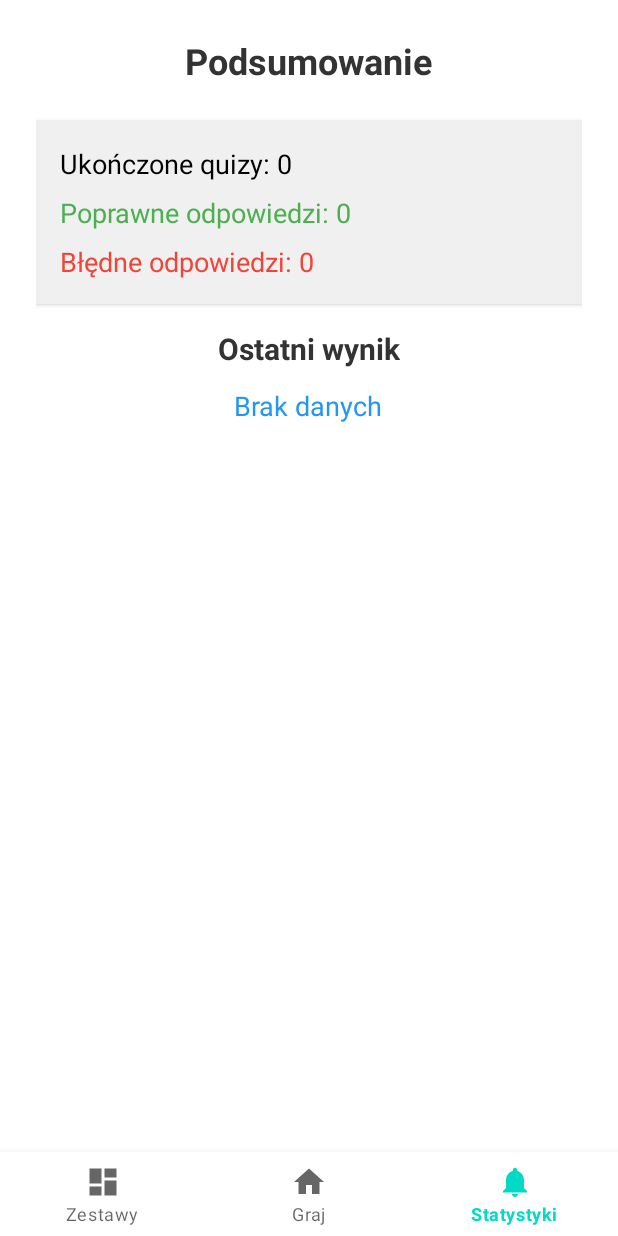
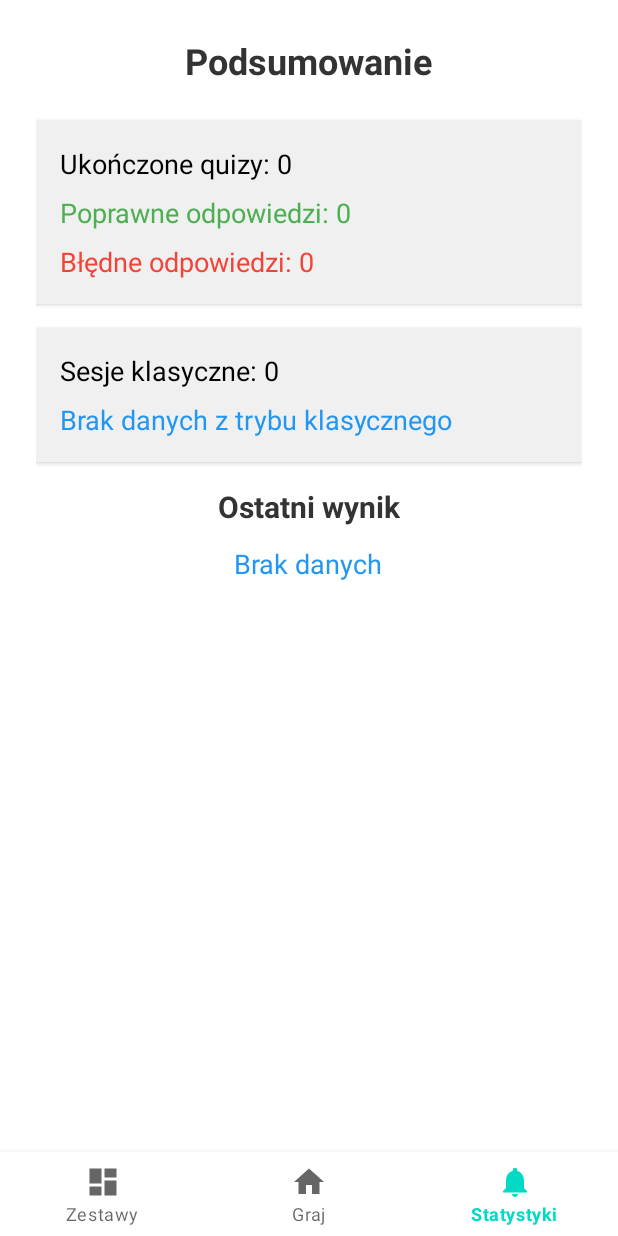
Before and after one commit to s24267-pj/FlashcardSystent, an Android app: the screen it shows after launch (MainActivity), item 3 of the bottom bar chosen, on a phone screen of 412 x 824 dp. Run offline under Robolectric (Android 15) with nearby library versions, the phone set to English and light mode, and no system bars; our stand-ins replace Room's generated code, navigation-ui.

Commit message:
add to statistics

```diff
--- a/app/src/main/java/com/example/flashcardsystent/data/AppDatabase.java
+++ b/app/src/main/java/com/example/flashcardsystent/data/AppDatabase.java
@@ -9,7 +9,11 @@ import androidx.room.Database;   // Room annotation defining tables
 import androidx.room.Room;       // database builder
 import androidx.room.RoomDatabase; // base class for Room databases
 
-@Database(entities = {Deck.class, Card.class, QuizResult.class}, version = 5)
+// New entity and DAO for classic learning results
+import com.example.flashcardsystent.data.ClassicResult;
+import com.example.flashcardsystent.data.ClassicResultDao;
+
+@Database(entities = {Deck.class, Card.class, QuizResult.class, ClassicResult.class}, version = 6)
 public abstract class AppDatabase extends RoomDatabase {
 
     /** Singleton instance of the database */
@@ -19,6 +23,8 @@ public abstract class AppDatabase extends RoomDatabase {
     public abstract CardDao cardDao();
 
     public abstract QuizResultDao quizResultDao();
+
+    public abstract ClassicResultDao classicResultDao();
 
     /**
      * Returns the single database instance creating it if necessary.
@@ -31,7 +37,7 @@ public abstract class AppDatabase extends RoomDatabase {
                             AppDatabase.class,
                             "flashcards-db"
                     )
-                    .fallbackToDestructiveMigrationFrom() // drop tables on incompatible schema
+                    .fallbackToDestructiveMigration() // drop tables on incompatible schema
                     .build();
         }
         return INSTANCE;
--- /dev/null
+++ b/app/src/main/java/com/example/flashcardsystent/data/ClassicResultDao.java
@@ -0,0 +1,20 @@
+package com.example.flashcardsystent.data;
+
+/**
+ * DAO for persisting classic learning session results.
+ */
+
+import androidx.lifecycle.LiveData;
+import androidx.room.Dao;
+import androidx.room.Insert;
+import androidx.room.Query;
+import java.util.List;
+
+@Dao
+public interface ClassicResultDao {
+    @Insert
+    void insert(ClassicResult result);
+
+    @Query("SELECT * FROM ClassicResult ORDER BY timestamp DESC")
+    LiveData<List<ClassicResult>> getAllResults();
+}
--- a/app/src/main/java/com/example/flashcardsystent/data/DeckDao.java
+++ b/app/src/main/java/com/example/flashcardsystent/data/DeckDao.java
@@ -27,4 +27,8 @@ public interface DeckDao {
     @Query("SELECT * FROM Deck")
     List<Deck> getAll(); // synchronous query
 
+    @Query("SELECT * FROM Deck WHERE id = :id LIMIT 1")
+    Deck getById(int id); // fetch single deck
+
+
 }
--- a/app/src/main/java/com/example/flashcardsystent/ui/summary/SummaryFragment.java
+++ b/app/src/main/java/com/example/flashcardsystent/ui/summary/SummaryFragment.java
@@ -6,6 +6,7 @@ package com.example.flashcardsystent.ui.summary;
  */
 
 // Container of state information for fragment recreation
+
 import android.os.Bundle;
 // Converts XML layout resources into View objects
 import android.view.LayoutInflater;
@@ -15,6 +16,8 @@ import android.view.View;
 import android.view.ViewGroup;
 // Widget used to display text values
 import android.widget.TextView;
+
+import java.util.concurrent.Executors;
 
 // Callback interface for intercepting back press events
 import androidx.activity.OnBackPressedCallback;
@@ -29,6 +32,8 @@ import androidx.lifecycle.ViewModelProvider;
 import com.example.flashcardsystent.R;
 // Binding class generated from fragment_summary.xml
 import com.example.flashcardsystent.databinding.FragmentSummaryBinding;
+import com.example.flashcardsystent.data.AppDatabase;
+import com.example.flashcardsystent.data.DeckDao;
 
 public class SummaryFragment extends Fragment {
 
@@ -76,6 +81,26 @@ public class SummaryFragment extends Fragment {
             }
         });
 
+        // Show classic mode statistics
+        viewModel.totalClassic.observe(getViewLifecycleOwner(), count ->
+                binding.textTotalClassic.setText(getString(R.string.classic_sessions_with_value, count != null ? count : 0))
+        );
+
+        DeckDao deckDao = AppDatabase.getInstance(requireContext()).deckDao();
+
+        viewModel.lastClassic.observe(getViewLifecycleOwner(), result -> {
+            if (result != null) {
+                Executors.newSingleThreadExecutor().execute(() -> {
+                    String name = deckDao.getById(result.deckId).name;
+                    int total = result.correct + result.wrong;
+                    int success = total > 0 ? (result.correct * 100 / total) : 0;
+                    String text = getString(R.string.last_classic_result, name, success, result.hardestCard);
+                    requireActivity().runOnUiThread(() -> binding.textLastClassic.setText(text));
+                });
+            } else {
+                binding.textLastClassic.setText(R.string.no_classic_data);
+            }
+        });
 
         // Disable the system back button on this screen
         requireActivity().getOnBackPressedDispatcher().addCallback(
--- a/app/src/main/java/com/example/flashcardsystent/ui/summary/SummaryViewModel.java
+++ b/app/src/main/java/com/example/flashcardsystent/ui/summary/SummaryViewModel.java
@@ -24,6 +24,9 @@ import com.example.flashcardsystent.data.AppDatabase;
 import com.example.flashcardsystent.data.QuizResult;
 // DAO providing queries for quiz results
 import com.example.flashcardsystent.data.QuizResultDao;
+import com.example.flashcardsystent.data.ClassicResult;
+import com.example.flashcardsystent.data.ClassicResultDao;
+import com.example.flashcardsystent.data.DeckDao;
 
 public class SummaryViewModel extends AndroidViewModel {
     // Number of quiz sessions stored in the database
@@ -36,6 +39,10 @@ public class SummaryViewModel extends AndroidViewModel {
     // Last recorded quiz result
     public final LiveData<QuizResult> lastResult;
 
+    // Classic mode statistics
+    public final LiveData<Integer> totalClassic;
+    public final LiveData<ClassicResult> lastClassic;
+
     /**
      * Create the ViewModel and wire LiveData to the underlying database.
      */
@@ -45,6 +52,7 @@ public class SummaryViewModel extends AndroidViewModel {
         AppDatabase db = AppDatabase.getInstance(application);
         // Acquire the DAO for quiz results
         QuizResultDao dao = db.quizResultDao();
+        ClassicResultDao classicDao = db.classicResultDao();
 
         // Count how many records exist in the results table
         totalQuizzes = Transformations.map(dao.getAllResults(), list -> list.size());
@@ -59,6 +67,12 @@ public class SummaryViewModel extends AndroidViewModel {
         lastResult = Transformations.map(dao.getAllResults(), list ->
                 list.isEmpty() ? null : list.get(list.size() - 1)
         );
+
+        totalClassic = Transformations.map(classicDao.getAllResults(), list -> list.size());
+
+        lastClassic = Transformations.map(classicDao.getAllResults(), list ->
+                list.isEmpty() ? null : list.get(list.size() - 1)
+        );
     }
 
 }
--- a/app/src/main/res/layout/fragment_summary.xml
+++ b/app/src/main/res/layout/fragment_summary.xml
@@ -58,6 +58,34 @@
 
         </LinearLayout>
 
+        <LinearLayout
+            android:layout_width="match_parent"
+            android:layout_height="wrap_content"
+            android:orientation="vertical"
+            android:background="#F0F0F0"
+            android:padding="16dp"
+            android:layout_marginBottom="16dp"
+            android:elevation="2dp">
+
+            <TextView
+                android:id="@+id/text_total_classic"
+                android:layout_width="wrap_content"
+                android:layout_height="wrap_content"
+                android:text="@string/classic_sessions_with_value"
+                android:textSize="18sp"
+                android:textColor="#000"
+                android:layout_marginBottom="8dp"/>
+
+            <TextView
+                android:id="@+id/text_last_classic"
+                android:layout_width="wrap_content"
+                android:layout_height="wrap_content"
+                android:text="@string/no_classic_data"
+                android:textSize="18sp"
+                android:textColor="#2196F3"/>
+
+        </LinearLayout>
+
         <TextView
             android:layout_width="wrap_content"
             android:layout_height="wrap_content"
--- a/app/src/main/res/values/strings.xml
+++ b/app/src/main/res/values/strings.xml
@@ -69,4 +69,8 @@
     <string name="hardest_card_with_value">Najtrudniejsza fiszka: %1$s (%2$d× \"Nie umiem\")</string>
     <string name="hardest_card_none">Najtrudniejsza fiszka: brak</string>
     <string name="success_rate_with_value">Skuteczność: %1$d%%</string>
+
+    <string name="classic_sessions_with_value">Sesje klasyczne: %1$d</string>
+    <string name="no_classic_data">Brak danych z trybu klasycznego</string>
+    <string name="last_classic_result">Zestaw: %1$s, skuteczność: %2$d%%\nNajtrudniejsza: %3$s</string>
 </resources>
```
Also changed, not shown: app/src/main/java/com/example/flashcardsystent/data/ClassicResult.java (added, +28 -0 lines), app/src/main/java/com/example/flashcardsystent/ui/learning/ClassicFragment.java (+7 -0 lines), app/src/main/java/com/example/flashcardsystent/viewmodel/ClassicViewModel.java (+43 -0 lines).
